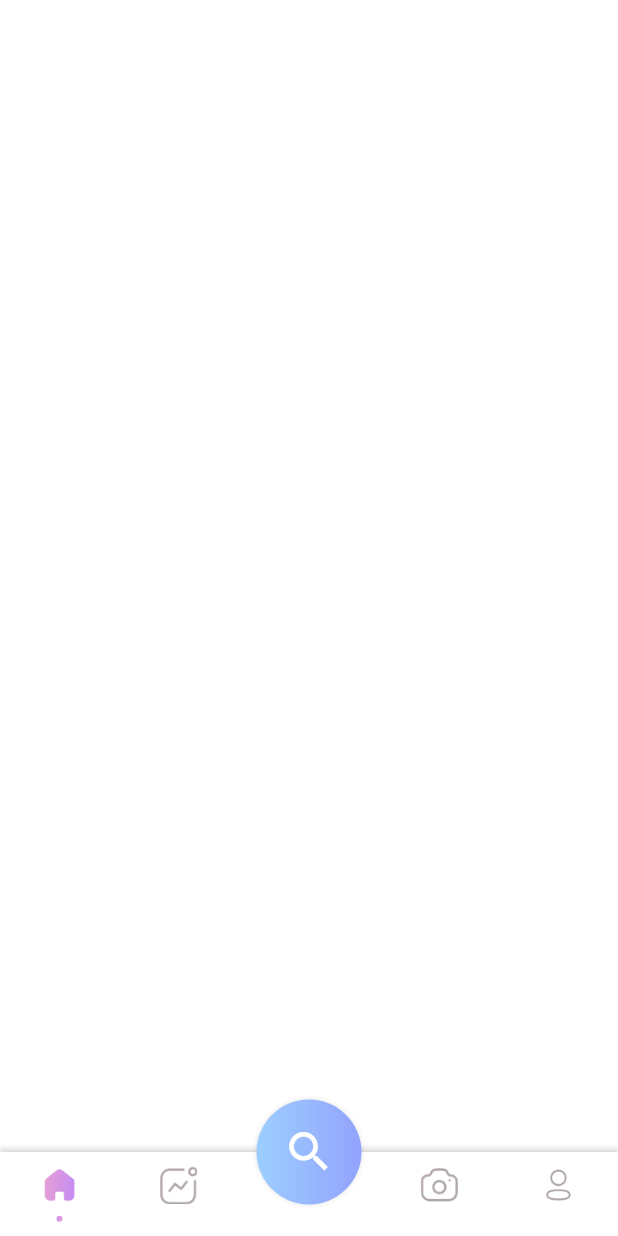
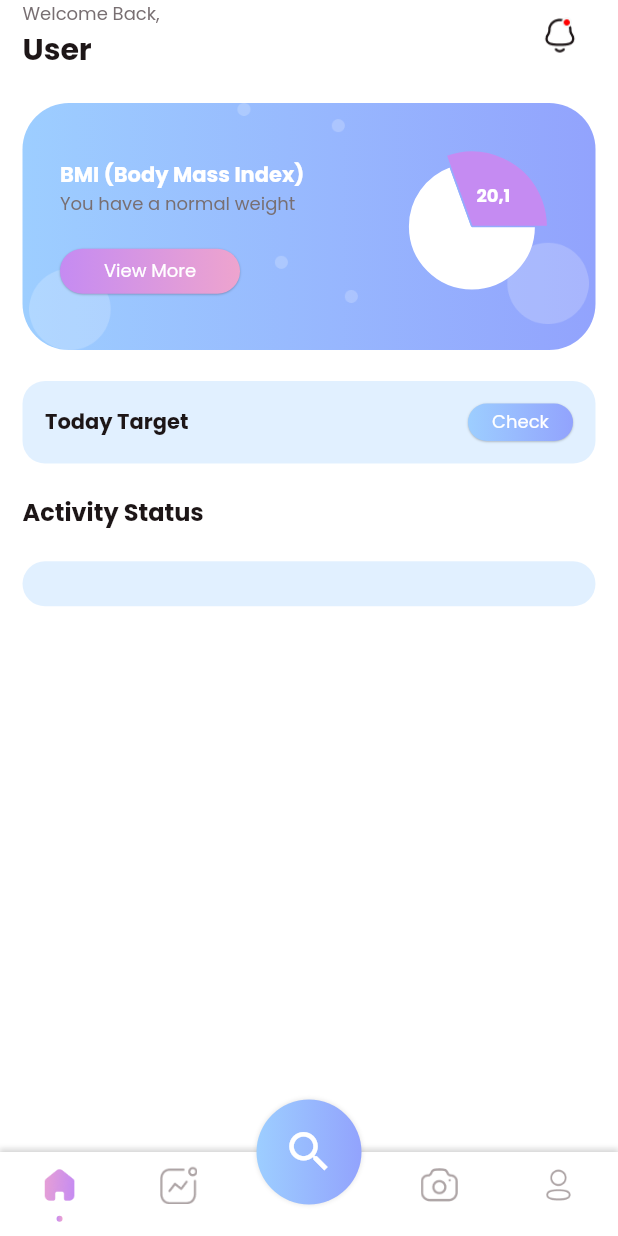
Before and after one commit to Masthw/MasthFit, a Flutter app: the MainTabView screen opened directly, on a phone screen of 412 x 824 dp. Run offline on Flutter 3.47's test engine with Material 2 defaults, Android fonts, the phone set to English and light mode, and no system bars; drawn by our look-alikes of fl_chart; our stand-ins replace carousel_slider.

Commit message:
Body Mass Index in HomePage

```diff
--- a/lib/common_widget/round_button.dart
+++ b/lib/common_widget/round_button.dart
@@ -1,19 +1,25 @@
+import 'dart:ui';
+
 import 'package:flutter/material.dart';
 import 'package:flutter/src/widgets/framework.dart';
 import 'package:flutter/src/widgets/placeholder.dart';
 
 import '../common/color_extension.dart';
 
-enum RoundButtonType { bgGradient, textGradient }
+enum RoundButtonType { bgGradient, bgSGradient, textGradient }
 
 class RoundButton extends StatelessWidget {
   final String title;
   final RoundButtonType type;
   final VoidCallback onPressed;
+  final double fontSize;
+  final FontWeight fontWeight;
   const RoundButton(
       {super.key,
       required this.title,
       this.type = RoundButtonType.bgGradient,
+      this.fontSize = 16,
+      this.fontWeight: FontWeight.w700,
       required this.onPressed});
 
   @override
@@ -21,12 +27,15 @@ class RoundButton extends StatelessWidget {
     return Container(
       decoration: BoxDecoration(
           gradient: LinearGradient(
-            colors: TColor.primaryG,
+            colors: type == RoundButtonType.bgSGradient
+                ? TColor.secondaryG
+                : TColor.primaryG,
             begin: Alignment.centerLeft,
             end: Alignment.centerRight,
           ),
           borderRadius: BorderRadius.circular(25),
-          boxShadow: type == RoundButtonType.bgGradient
+          boxShadow: type == RoundButtonType.bgGradient ||
+                  type == RoundButtonType.bgSGradient
               ? const [
                   BoxShadow(
                       color: Colors.black26,
@@ -39,17 +48,22 @@ class RoundButton extends StatelessWidget {
         shape: RoundedRectangleBorder(borderRadius: BorderRadius.circular(25)),
         height: 50,
         minWidth: double.maxFinite,
-        elevation: type == RoundButtonType.bgGradient ? 0 : 1,
-        color: type == RoundButtonType.bgGradient
+        elevation: type == RoundButtonType.bgGradient ||
+                type == RoundButtonType.bgSGradient
+            ? 0
+            : 1,
+        color: type == RoundButtonType.bgGradient ||
+                type == RoundButtonType.bgSGradient
             ? Colors.transparent
             : TColor.white,
-        child: type == RoundButtonType.bgGradient
+        child: type == RoundButtonType.bgGradient ||
+                type == RoundButtonType.bgSGradient
             ? Text(
                 title,
                 style: TextStyle(
                     color: TColor.white,
-                    fontSize: 16,
-                    fontWeight: FontWeight.w700),
+                    fontSize: fontSize,
+                    fontWeight: fontWeight),
               )
             : ShaderMask(
                 blendMode: BlendMode.srcIn,
@@ -65,8 +79,8 @@ class RoundButton extends StatelessWidget {
                   title,
                   style: TextStyle(
                       color: TColor.primaryColor1,
-                      fontSize: 16,
-                      fontWeight: FontWeight.w700),
+                      fontSize: fontSize,
+                      fontWeight: fontWeight),
                 ),
               ),
       ),
--- /dev/null
+++ b/lib/view/home/blank_view.dart
@@ -0,0 +1,20 @@
+import 'package:fitness/common/color_extension.dart';
+import 'package:flutter/material.dart';
+import 'package:flutter/src/widgets/framework.dart';
+import 'package:flutter/src/widgets/placeholder.dart';
+
+class BlankView extends StatefulWidget {
+  const BlankView({super.key});
+
+  @override
+  State<BlankView> createState() => _BlankViewState();
+}
+
+class _BlankViewState extends State<BlankView> {
+  @override
+  Widget build(BuildContext context) {
+    return Scaffold(
+      backgroundColor: TColor.white,
+    );
+  }
+}
--- /dev/null
+++ b/lib/view/home/home_view.dart
@@ -0,0 +1,229 @@
+import 'package:fitness/common_widget/round_button.dart';
+import 'package:fl_chart/fl_chart.dart';
+import 'package:flutter/material.dart';
+import '../../common/color_extension.dart';
+
+class HomeView extends StatefulWidget {
+  const HomeView({super.key});
+
+  @override
+  State<HomeView> createState() => _HomeViewState();
+}
+
+class _HomeViewState extends State<HomeView> {
+  @override
+  Widget build(BuildContext context) {
+    var media = MediaQuery.of(context).size;
+    return Scaffold(
+      backgroundColor: TColor.white,
+      body: SingleChildScrollView(
+        child: SafeArea(
+          child: Padding(
+            padding: const EdgeInsets.symmetric(horizontal: 15),
+            child: Column(
+              crossAxisAlignment: CrossAxisAlignment.start,
+              children: [
+                Row(
+                  mainAxisAlignment: MainAxisAlignment.spaceBetween,
+                  children: [
+                    Column(
+                      crossAxisAlignment: CrossAxisAlignment.start,
+                      children: [
+                        Text(
+                          "Welcome Back,",
+                          style: TextStyle(color: TColor.gray, fontSize: 12),
+                        ),
+                        Text(
+                          "User",
+                          style: TextStyle(
+                              color: TColor.black,
+                              fontSize: 20,
+                              fontWeight: FontWeight.w700),
+                        ),
+                      ],
+                    ),
+                    IconButton(
+                        onPressed: () {},
+                        icon: Image.asset(
+                          "assets/images/notification_icon_active.png",
+                          width: 25,
+                          height: 25,
+                          fit: BoxFit.fitHeight,
+                        ))
+                  ],
+                ),
+                SizedBox(
+                  height: media.width * 0.05,
+                ),
+                Container(
+                  height: media.width * 0.4,
+                  decoration: BoxDecoration(
+                      gradient: LinearGradient(colors: TColor.primaryG),
+                      borderRadius: BorderRadius.circular(media.width * 0.075)),
+                  child: Stack(
+                    alignment: Alignment.center,
+                    children: [
+                      Image.asset(
+                        "assets/images/bg_banner_dots.png",
+                        height: media.width * 0.4,
+                        width: double.maxFinite,
+                        fit: BoxFit.fitHeight,
+                      ),
+                      Padding(
+                        padding: const EdgeInsets.symmetric(
+                            vertical: 25, horizontal: 25),
+                        child: Row(
+                          mainAxisAlignment: MainAxisAlignment.spaceBetween,
+                          children: [
+                            Column(
+                              mainAxisAlignment: MainAxisAlignment.center,
+                              crossAxisAlignment: CrossAxisAlignment.start,
+                              children: [
+                                Text(
+                                  "BMI (Body Mass Index)",
+                                  style: TextStyle(
+                                      color: TColor.white,
+                                      fontSize: 14,
+                                      fontWeight: FontWeight.w700),
+                                ),
+                                Text(
+                                  "You have a normal weight",
+                                  style: TextStyle(
+                                      color: TColor.gray, fontSize: 12),
+                                ),
+                                SizedBox(
+                                  height: media.width * 0.05,
+                                ),
+                                SizedBox(
+                                  height: 30,
+                                  width: 120,
+                                  child: RoundButton(
+                                      title: "View More",
+                                      type: RoundButtonType.bgSGradient,
+                                      fontSize: 12,
+                                      fontWeight: FontWeight.w400,
+                                      onPressed: () {}),
+                                )
+                              ],
+                            ),
+                            AspectRatio(
+                              aspectRatio: 1,
+                              child: PieChart(
+                                PieChartData(
+                                  pieTouchData: PieTouchData(
+                                    touchCallback: (FlTouchEvent event,
+                                        pieTouchResponse) {},
+                                  ),
+                                  startDegreeOffset: 250,
+                                  borderData: FlBorderData(
+                                    show: false,
+                                  ),
+                                  sectionsSpace: 1,
+                                  centerSpaceRadius: 0,
+                                  sections: showingSections(),
+                                ),
+                              ),
+                            ),
+                          ],
+                        ),
+                      )
+                    ],
+                  ),
+                ),
+                SizedBox(
+                  height: media.width * 0.05,
+                ),
+                Container(
+                  padding:
+                      const EdgeInsets.symmetric(vertical: 15, horizontal: 15),
+                  decoration: BoxDecoration(
+                      color: TColor.primaryColor2.withOpacity(0.3),
+                      borderRadius: BorderRadius.circular(15)),
+                  child: Row(
+                    mainAxisAlignment: MainAxisAlignment.spaceBetween,
+                    children: [
+                      Text(
+                        "Today Target",
+                        style: TextStyle(
+                            color: TColor.black,
+                            fontSize: 14,
+                            fontWeight: FontWeight.w700),
+                      ),
+                      SizedBox(
+                        height: 25,
+                        width: 70,
+                        child: RoundButton(
+                            title: "Check",
+                            type: RoundButtonType.bgGradient,
+                            fontSize: 12,
+                            fontWeight: FontWeight.w400,
+                            onPressed: () {}),
+                      )
+                    ],
+                  ),
+                ),
+                SizedBox(
+                  height: media.width * 0.05,
+                ),
+                Text(
+                  "Activity Status",
+                  style: TextStyle(
+                      color: TColor.black,
+                      fontSize: 16,
+                      fontWeight: FontWeight.w700),
+                ),
+                SizedBox(
+                  height: media.width * 0.05,
+                ),
+                Container(
+                  padding:
+                      const EdgeInsets.symmetric(vertical: 15, horizontal: 15),
+                  decoration: BoxDecoration(
+                      color: TColor.primaryColor2.withOpacity(0.3),
+                      borderRadius: BorderRadius.circular(15)),
+                ),
+              ],
+            ),
+          ),
+        ),
+      ),
+    );
+  }
+
+  List<PieChartSectionData> showingSections() {
+    return List.generate(
+      2,
+      (i) {
+        var color0 = TColor.secondaryColor1;
+
+        switch (i) {
+          case 0:
+            return PieChartSectionData(
+                color: color0,
+                value: 33,
+                title: '',
+                radius: 50,
+                titlePositionPercentageOffset: 0.55,
+                badgeWidget: const Text(
+                  "20,1",
+                  style: TextStyle(
+                      color: Colors.white,
+                      fontSize: 12,
+                      fontWeight: FontWeight.w700),
+                ));
+          case 1:
+            return PieChartSectionData(
+              color: Colors.white,
+              value: 75,
+              title: '',
+              radius: 42,
+              titlePositionPercentageOffset: 0.55,
+            );
+
+          default:
+            throw Error();
+        }
+      },
+    );
+  }
+}
--- a/lib/view/main_tab/main_tab_view.dart
+++ b/lib/view/main_tab/main_tab_view.dart
@@ -1,8 +1,8 @@
 import 'package:fitness/common/color_extension.dart';
 import 'package:fitness/common_widget/tab_button.dart';
+import 'package:fitness/view/home/blank_view.dart';
+import 'package:fitness/view/home/home_view.dart';
 import 'package:flutter/material.dart';
-import 'package:flutter/src/widgets/framework.dart';
-import 'package:flutter/src/widgets/placeholder.dart';
 
 class MainTabView extends StatefulWidget {
   const MainTabView({super.key});
@@ -13,10 +13,16 @@ class MainTabView extends StatefulWidget {
 
 class _MainTabViewState extends State<MainTabView> {
   int selecTab = 0;
+  final PageStorageBucket pageBucket = PageStorageBucket();
+  Widget currentTab = const HomeView();
   @override
   Widget build(BuildContext context) {
     return Scaffold(
       backgroundColor: TColor.white,
+      body: PageStorage(
+        bucket: pageBucket,
+        child: currentTab,
+      ),
       floatingActionButtonLocation: FloatingActionButtonLocation.centerDocked,
       floatingActionButton: SizedBox(
         width: 70,
@@ -60,6 +66,7 @@ class _MainTabViewState extends State<MainTabView> {
                 isActive: selecTab == 0,
                 onTap: () {
                   selecTab = 0;
+                  currentTab = const HomeView();
                   if (mounted) {
                     setState(() {});
                   }
@@ -70,6 +77,7 @@ class _MainTabViewState extends State<MainTabView> {
                 isActive: selecTab == 1,
                 onTap: () {
                   selecTab = 1;
+                  currentTab = const BlankView();
                   if (mounted) {
                     setState(() {});
                   }
@@ -83,6 +91,7 @@ class _MainTabViewState extends State<MainTabView> {
                 isActive: selecTab == 2,
                 onTap: () {
                   selecTab = 2;
+                  currentTab = const BlankView();
                   if (mounted) {
                     setState(() {});
                   }
--- a/pubspec.yaml
+++ b/pubspec.yaml
@@ -36,6 +36,7 @@ dependencies:
   # Use with the CupertinoIcons class for iOS style icons.
   cupertino_icons: ^1.0.2
   carousel_slider: ^4.2.1
+  fl_chart: ^0.62.0
 
 dev_dependencies:
   flutter_test:
```
Also changed, not shown: assets/images/bg_banner_dots.png (added), assets/images/notification_icon_active.png (added), pubspec.lock.
